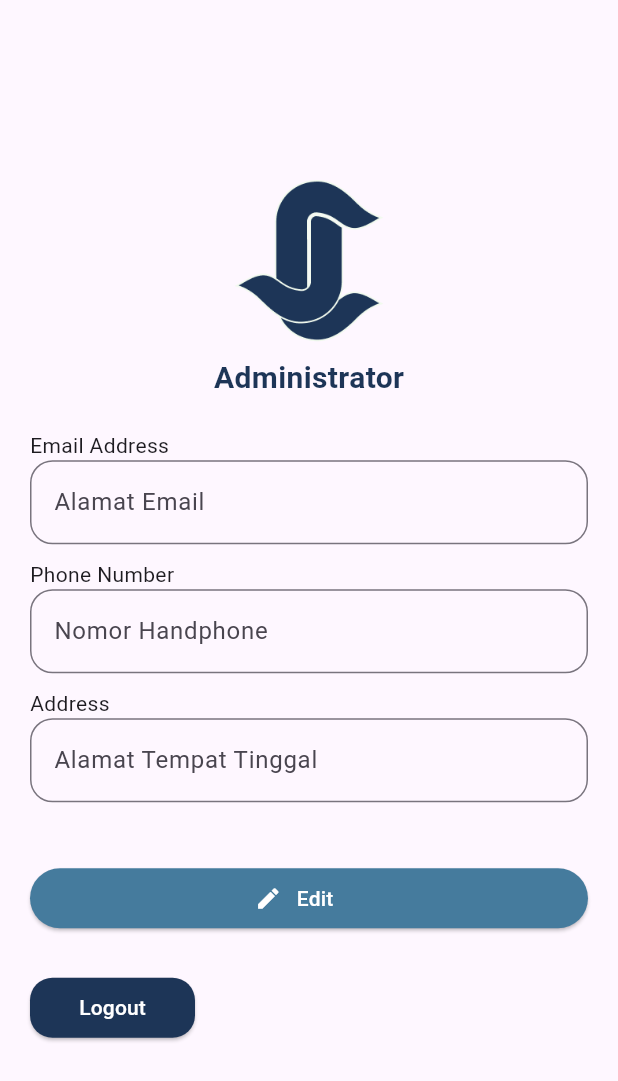
After one commit to YusrilMaqoshidana/aduan-masyarakat, a Flutter app: the ProfilAdminView screen opened by its route, on a phone screen of 412 x 824 dp. The commit adds this screen. Shown: the top 1081 px of the screen. Run offline on Flutter 3.47's test engine with Material 3 defaults, Android fonts, the phone set to English and light mode, and no system bars; our stand-ins replace get.

Commit message:
feat: halaman profil admin

```diff
--- /dev/null
+++ b/lib/app/modules/profil_admin/views/profil_admin_view.dart
@@ -0,0 +1,138 @@
+import 'package:flutter/material.dart';
+
+import 'package:get/get.dart';
+
+import '../controllers/profil_admin_controller.dart';
+
+class ProfilAdminView extends GetView<ProfilAdminController> {
+  const ProfilAdminView({super.key});
+  @override
+  Widget build(BuildContext context) {
+    return Scaffold(
+        body: Padding(
+      padding: const EdgeInsets.symmetric(horizontal: 20.0, vertical: 20.0),
+      child: SingleChildScrollView(
+        child: Column(
+          children: [
+            const SizedBox(
+              height: 100,
+            ),
+            const Image(
+              image: AssetImage('assets/images/logo.png'),
+              width: 100,
+            ),
+            const SizedBox(
+              height: 10,
+            ),
+            const Text(
+              'Administrator',
+              style: TextStyle(
+                color: Color.fromRGBO(29, 53, 87, 1),
+                fontWeight: FontWeight.bold,
+                fontSize: 20,
+              ),
+            ),
+            const SizedBox(
+              height: 20,
+            ),
+            const Align(
+              alignment: Alignment.topLeft,
+              child: Text('Email Address'),
+            ),
+            TextFormField(
+              decoration: InputDecoration(
+                hintText: 'Alamat Email',
+                border: OutlineInputBorder(
+                  borderRadius: BorderRadius.circular(15),
+                ),
+              ),
+            ),
+            const SizedBox(
+              height: 10,
+            ),
+            const Align(
+              alignment: Alignment.topLeft,
+              child: Text('Phone Number'),
+            ),
+            TextFormField(
+              decoration: InputDecoration(
+                hintText: 'Nomor Handphone',
+                border: OutlineInputBorder(
+                  borderRadius: BorderRadius.circular(15),
+                ),
+              ),
+            ),
+            const SizedBox(
+              height: 10,
+            ),
+            const Align(
+              alignment: Alignment.topLeft,
+              child: Text('Address'),
+            ),
+            TextFormField(
+              decoration: InputDecoration(
+                hintText: 'Alamat Tempat Tinggal',
+                border: OutlineInputBorder(
+                  borderRadius: BorderRadius.circular(15),
+                ),
+              ),
+            ),
+            const SizedBox(
+              height: 40,
+            ),
+            ElevatedButton(
+              onPressed: () {},
+              style: ElevatedButton.styleFrom(
+                shape: RoundedRectangleBorder(
+                  borderRadius: BorderRadius.circular(20),
+                ),
+                backgroundColor: const Color.fromRGBO(69, 123, 157, 1),
+              ),
+              child: const Row(
+                mainAxisAlignment: MainAxisAlignment.center,
+                children: [
+                  Icon(
+                    Icons.edit,
+                    color: Colors.white,
+                  ),
+                  SizedBox(
+                    width: 10,
+                  ),
+                  Text(
+                    'Edit',
+                    style: TextStyle(
+                      color: Colors.white,
+                    ),
+                  ),
+                  SizedBox(
+                    width: 20,
+                  ),
+                ],
+              ),
+            ),
+            const SizedBox(
+              height: 25,
+            ),
+            Align(
+              alignment: Alignment.topLeft,
+              child: ElevatedButton(
+                onPressed: () {},
+                style: ElevatedButton.styleFrom(
+                  shape: RoundedRectangleBorder(
+                    borderRadius: BorderRadius.circular(15),
+                  ),
+                  backgroundColor: const Color.fromRGBO(29, 53, 87, 1),
+                  fixedSize: const Size(110, 40),
+                ),
+                child: const Text(
+                  'Logout',
+                  style: TextStyle(color: Colors.white),
+                ),
+              ),
+            ),
+          ],
+        ),
+      ),
+    ));
+  }
+}
--- a/lib/app/routes/app_routes.dart
+++ b/lib/app/routes/app_routes.dart
@@ -9,6 +9,8 @@ abstract class Routes {
   static const SEMUA_LAPORAN_USER = _Paths.SEMUA_LAPORAN_USER;
   static const AKUN_USER = _Paths.AKUN_USER;
   static const EDIT_AKUN_USER = _Paths.EDIT_AKUN_USER;
+  static const HOMEPAGE_ADMIN = _Paths.HOMEPAGE_ADMIN;
+  static const PROFIL_ADMIN = _Paths.PROFIL_ADMIN;
 }
 
 abstract class _Paths {
@@ -19,4 +21,6 @@ abstract class _Paths {
   static const SEMUA_LAPORAN_USER = '/semua-laporan-user';
   static const AKUN_USER = '/akun-user';
   static const EDIT_AKUN_USER = '/edit-akun-user';
+  static const HOMEPAGE_ADMIN = '/homepage-admin';
+  static const PROFIL_ADMIN = '/profil-admin';
 }
```
Also changed, not shown: lib/app/modules/homepage_admin/bindings/homepage_admin_binding.dart (added, +12 -0 lines), lib/app/modules/homepage_admin/controllers/homepage_admin_controller.dart (added, +23 -0 lines), lib/app/modules/homepage_admin/views/homepage_admin_view.dart (added, +24 -0 lines), lib/app/modules/profil_admin/bindings/profil_admin_binding.dart (added, +12 -0 lines), lib/app/modules/profil_admin/controllers/profil_admin_controller.dart (added, +23 -0 lines), lib/app/routes/app_pages.dart (+14 -0 lines), pubspec.lock.
